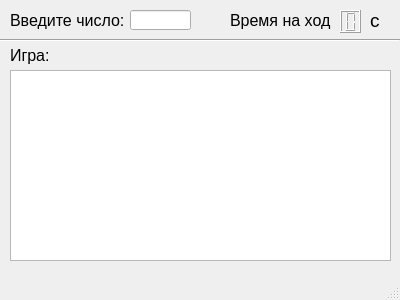
Old version of the form Vorotnikov.Andrey/lab2/host/gui/MainWindow.ui in the repository aVorotnikov/Operating-Systems-labs.
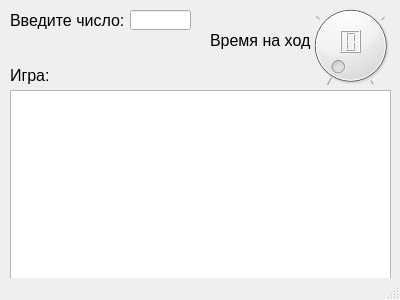
New version of the form.

Commit message: Upgrade window style

```diff
--- a/Vorotnikov.Andrey/lab2/host/gui/MainWindow.ui
+++ b/Vorotnikov.Andrey/lab2/host/gui/MainWindow.ui
@@ -54,7 +54,7 @@
     <property name="geometry">
      <rect>
       <x>10</x>
-      <y>40</y>
+      <y>60</y>
       <width>61</width>
       <height>31</height>
      </rect>
@@ -75,7 +75,7 @@
     <property name="geometry">
      <rect>
       <x>10</x>
-      <y>70</y>
+      <y>90</y>
       <width>381</width>
       <height>191</height>
      </rect>
@@ -90,24 +90,11 @@
      <enum>Qt::ScrollBarAlwaysOff</enum>
     </property>
    </widget>
-   <widget class="Line" name="line">
-    <property name="geometry">
-     <rect>
-      <x>0</x>
-      <y>30</y>
-      <width>400</width>
-      <height>20</height>
-     </rect>
-    </property>
-    <property name="orientation">
-     <enum>Qt::Horizontal</enum>
-    </property>
-   </widget>
    <widget class="QLCDNumber" name="lcdNumber">
     <property name="geometry">
      <rect>
       <x>340</x>
-      <y>10</y>
+      <y>30</y>
       <width>21</width>
       <height>23</height>
      </rect>
@@ -116,24 +103,6 @@
      <number>1</number>
     </property>
    </widget>
-   <widget class="QLabel" name="label_3">
-    <property name="geometry">
-     <rect>
-      <x>370</x>
-      <y>10</y>
-      <width>20</width>
-      <height>20</height>
-     </rect>
-    </property>
-    <property name="font">
-     <font>
-      <pointsize>14</pointsize>
-     </font>
-    </property>
-    <property name="text">
-     <string>с</string>
-    </property>
-   </widget>
    <widget class="QLineEdit" name="lineEdit">
     <property name="geometry">
      <rect>
@@ -164,8 +133,8 @@
    <widget class="QLabel" name="label_4">
     <property name="geometry">
      <rect>
-      <x>230</x>
-      <y>10</y>
+      <x>210</x>
+      <y>30</y>
       <width>101</width>
       <height>21</height>
      </rect>
@@ -179,6 +148,32 @@
      <string>Время на ход:</string>
     </property>
    </widget>
+   <widget class="QDial" name="timer">
+    <property name="geometry">
+     <rect>
+      <x>300</x>
+      <y>0</y>
+      <width>101</width>
+      <height>91</height>
+     </rect>
+    </property>
+    <property name="maximum">
+     <number>3</number>
+    </property>
+    <property name="wrapping">
+     <bool>false</bool>
+    </property>
+    <property name="notchesVisible">
+     <bool>true</bool>
+    </property>
+   </widget>
+   <zorder>timer</zorder>
+   <zorder>label</zorder>
+   <zorder>label_2</zorder>
+   <zorder>tableView</zorder>
+   <zorder>lcdNumber</zorder>
+   <zorder>lineEdit</zorder>
+   <zorder>label_4</zorder>
   </widget>
   <widget class="QStatusBar" name="statusbar"/>
  </widget>
```
The commit also changes 1 other file.
